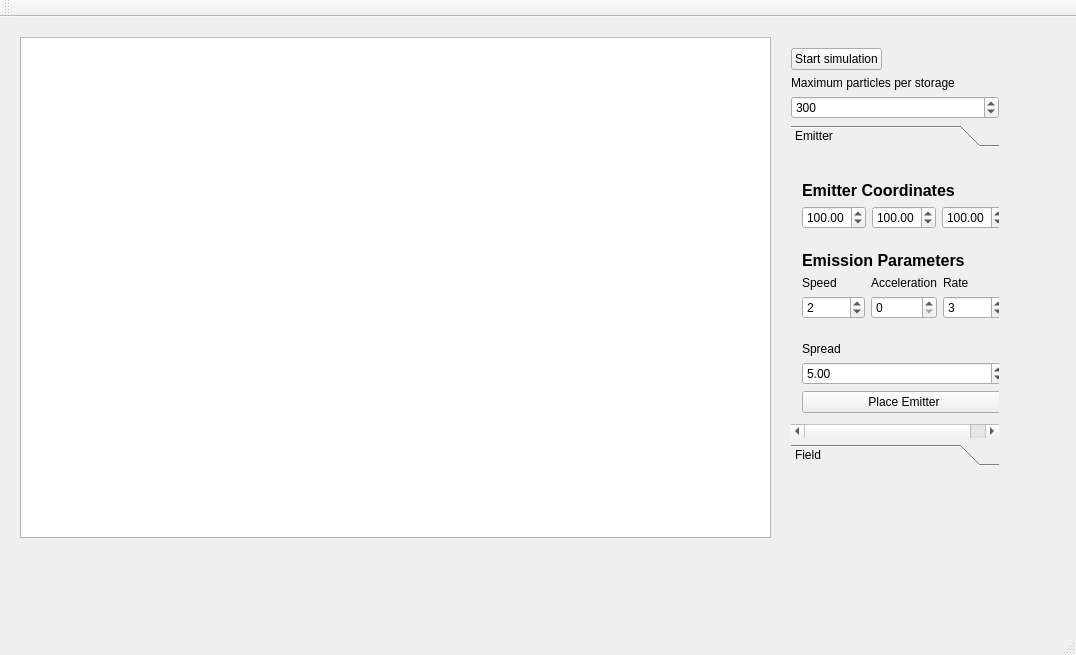
This is mainwindow.ui in eugene195/ParticleSystem as Qt 5 draws it before an edit. The edited form follows.
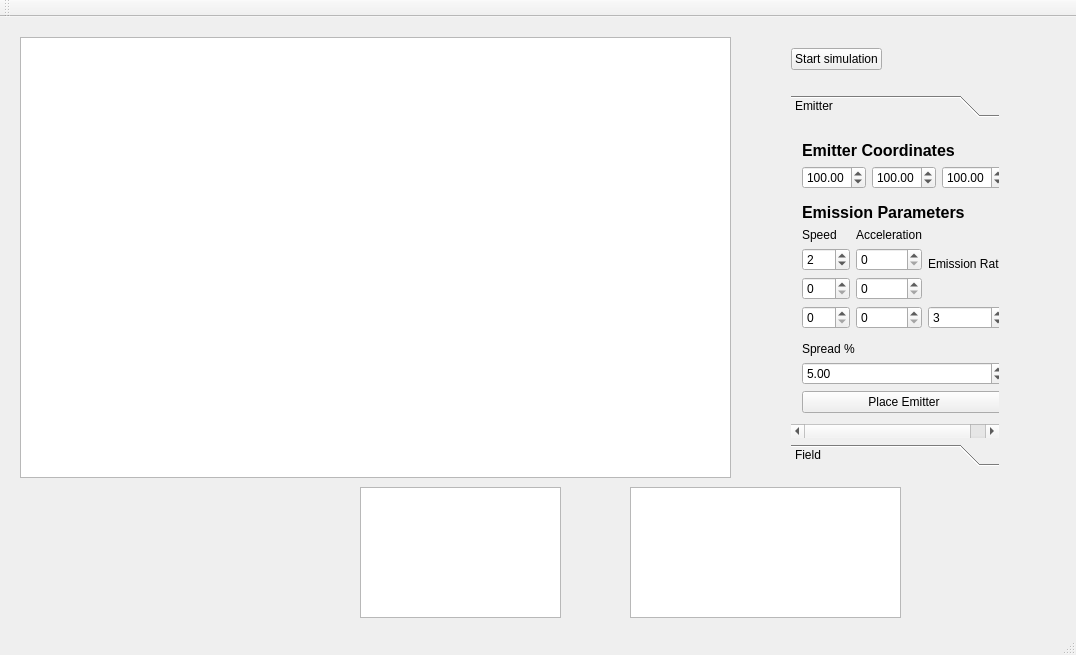
This is the edited form.

Commit message: Particle death added

Patch:
```diff
--- a/mainwindow.ui
+++ b/mainwindow.ui
@@ -19,12 +19,12 @@
      <rect>
       <x>20</x>
       <y>20</y>
-      <width>751</width>
-      <height>501</height>
+      <width>711</width>
+      <height>441</height>
      </rect>
     </property>
    </widget>
-   <widget class="QWidget" name="">
+   <widget class="QWidget" name="layoutWidget">
     <property name="geometry">
      <rect>
       <x>780</x>
@@ -58,36 +58,6 @@
        </item>
       </layout>
      </item>
-     <item>
-      <spacer name="verticalSpacer_6">
-       <property name="orientation">
-        <enum>Qt::Vertical</enum>
-       </property>
-       <property name="sizeHint" stdset="0">
-        <size>
-         <width>20</width>
-         <height>18</height>
-        </size>
-       </property>
-      </spacer>
-     </item>
-     <item>
-      <widget class="QLabel" name="label_9">
-       <property name="text">
-        <string>Maximum particles per storage</string>
-       </property>
-      </widget>
-     </item>
-     <item>
-      <widget class="QSpinBox" name="PartPerStorage">
-       <property name="maximum">
-        <number>1000</number>
-       </property>
-       <property name="value">
-        <number>300</number>
-       </property>
-      </widget>
-     </item>
      <item>
       <spacer name="verticalSpacer_7">
        <property name="orientation">
@@ -103,6 +73,9 @@
      </item>
      <item>
       <widget class="QToolBox" name="toolBox">
+       <property name="lineWidth">
+        <number>5</number>
+       </property>
        <property name="currentIndex">
         <number>0</number>
        </property>
@@ -112,7 +85,7 @@
           <x>0</x>
           <y>0</y>
           <width>228</width>
-          <height>255</height>
+          <height>310</height>
          </rect>
         </property>
         <attribute name="label">
@@ -243,6 +216,12 @@
                  </property>
                 </widget>
                </item>
+               <item>
+                <widget class="QSpinBox" name="EmitterSpeedY"/>
+               </item>
+               <item>
+                <widget class="QSpinBox" name="EmitterSpeedZ"/>
+               </item>
               </layout>
              </item>
              <item>
@@ -255,7 +234,13 @@
                 </widget>
                </item>
                <item>
-                <widget class="QSpinBox" name="EmitterAcceleration"/>
+                <widget class="QSpinBox" name="EmitterAccX"/>
+               </item>
+               <item>
+                <widget class="QSpinBox" name="EmitterAccY"/>
+               </item>
+               <item>
+                <widget class="QSpinBox" name="EmitterAccZ"/>
                </item>
               </layout>
              </item>
@@ -264,7 +249,7 @@
                <item>
                 <widget class="QLabel" name="label_5">
                  <property name="text">
-                  <string>Rate</string>
+                  <string>Emission Rate</string>
                  </property>
                 </widget>
                </item>
@@ -295,7 +280,7 @@
            <item>
             <widget class="QLabel" name="label_8">
              <property name="text">
-              <string>Spread</string>
+              <string>Spread %</string>
              </property>
             </widget>
            </item>
@@ -463,6 +448,26 @@
      </item>
     </layout>
    </widget>
+   <widget class="QListWidget" name="EmitterList">
+    <property name="geometry">
+     <rect>
+      <x>630</x>
+      <y>470</y>
+      <width>271</width>
+      <height>131</height>
+     </rect>
+    </property>
+   </widget>
+   <widget class="QListWidget" name="FieldList">
+    <property name="geometry">
+     <rect>
+      <x>360</x>
+      <y>470</y>
+      <width>201</width>
+      <height>131</height>
+     </rect>
+    </property>
+   </widget>
   </widget>
   <widget class="QMenuBar" name="menuBar">
    <property name="geometry">
```
Left out of the diff: 6 changed lines with no effect on the pictures. The commit also changes 11 other files.
